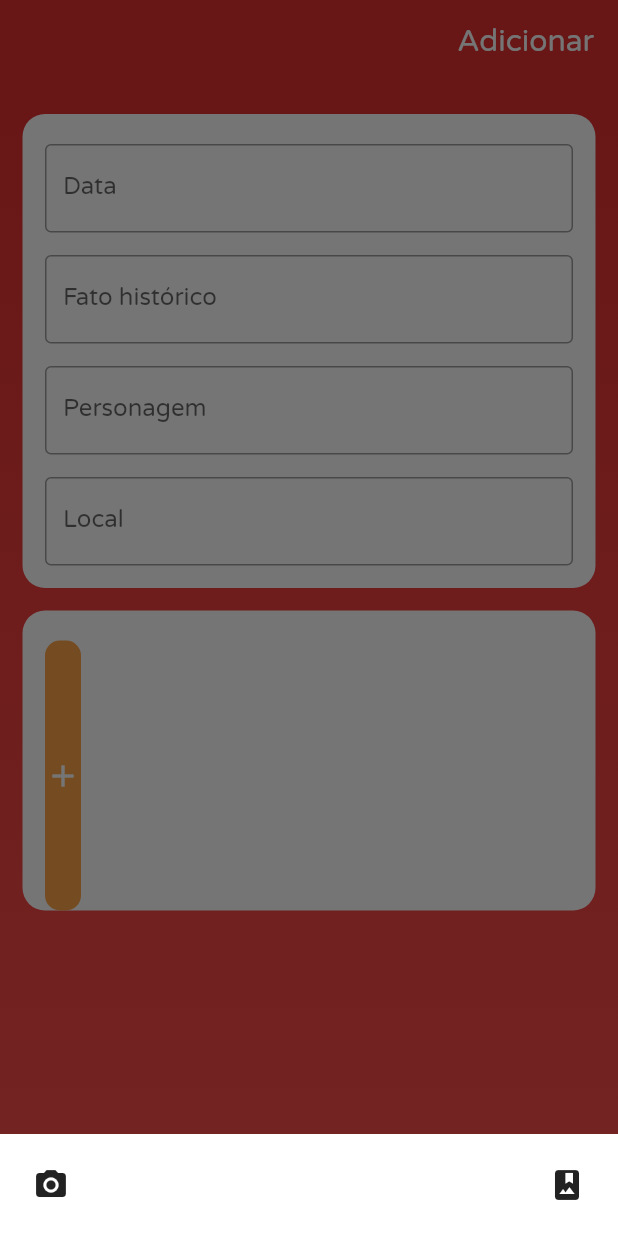
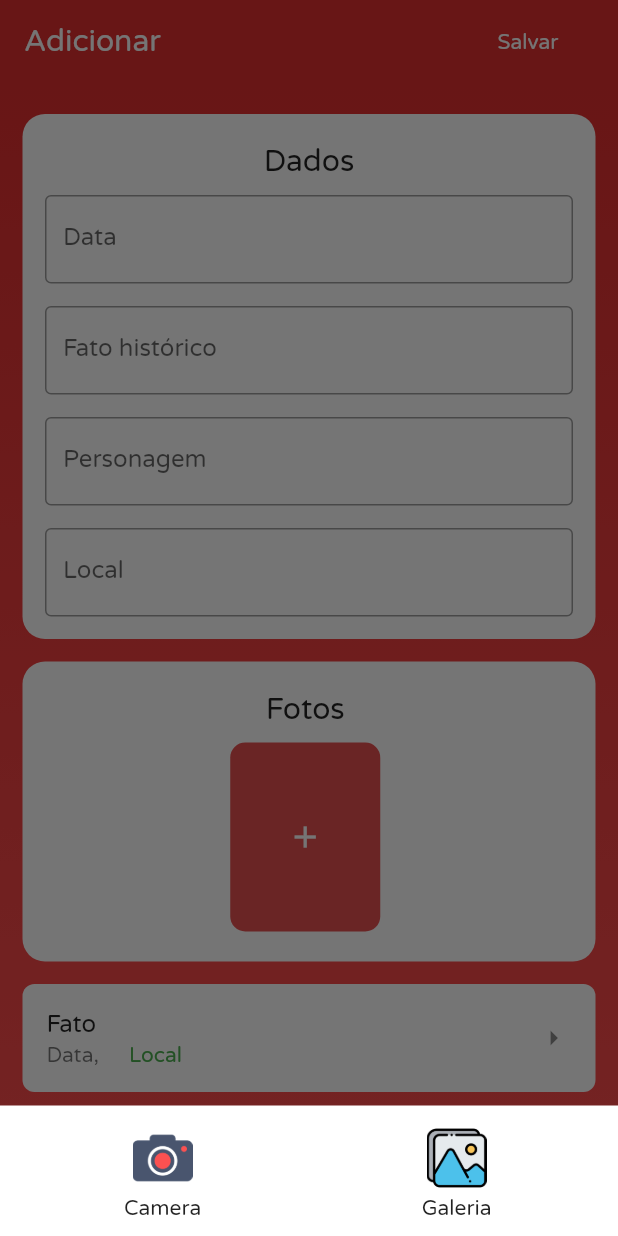
Before and after one commit to victor337/vc-na-historia, a Flutter app: the screen it shows after launch, after a tap on the "add" icon, on a phone screen of 412 x 824 dp. Run offline on Flutter 3.47's test engine with Material 2 defaults, Android fonts, the phone set to English and light mode, and no system bars; our stand-ins replace brasil_fields, gallery_saver, get, image_picker, permission_handler.

```diff
--- a/lib/controllers/form_controller.dart
+++ b/lib/controllers/form_controller.dart
@@ -1,11 +1,23 @@
 import 'dart:io';
 
 import 'package:get/get.dart';
+import 'package:vcnahistoria/models/tile_facts.dart';
 
 
 class FormController extends GetxController {
 
   List<File> images = [];
+  List<TileFacts> facts = [];
+
+  void addFact(TileFacts newFact){
+    facts.add(newFact);
+    update();
+  }
+
+  void removeFact(int index){
+    facts.removeAt(index);
+    update();
+  }
 
   bool isLoadingImages = false;
   void setLoadingImages(){
@@ -47,5 +59,13 @@ class FormController extends GetxController {
     update();
   }
 
+  void cleanAll(){
+    images = [];
+    data = '';
+    fato = '';
+    person = '';
+    local = '';
+    update();
+  }
 
 }
--- a/lib/main.dart
+++ b/lib/main.dart
@@ -11,7 +11,7 @@ void main() {
           primaryColor: Colors.red,
           fontFamily: 'VarelaRound'
         ),
-        defaultTransition: Transition.size,
+        defaultTransition: Transition.topLevel,
         getPages: [
           GetPage(name: '/home', page: () => HomeScreen())
         ],
--- /dev/null
+++ b/lib/models/tile_facts.dart
@@ -0,0 +1,24 @@
+import 'dart:io';
+
+import 'package:flutter/cupertino.dart';
+
+class TileFacts {
+
+  String date;
+  String saveData;
+  String fact;
+  String character;
+  String local;
+  List<File> images;
+
+  TileFacts({
+    @required this.date,
+    @required this.saveData,
+    @required this.fact,
+    @required this.character,
+    @required this.local,
+    @required this.images,
+  });
+
+
+}
--- a/lib/views/home/common/add_photo.dart
+++ b/lib/views/home/common/add_photo.dart
@@ -18,6 +18,9 @@ class AddPhoto extends StatelessWidget {
   Widget build(BuildContext context) {
 
     Future<void> saveImage(int font)async{
+
+      await Permission.camera.request();
+      await Permission.storage.request();
 
       if(await Permission.camera.request().isDenied ||
         await Permission.storage.request().isDenied){
@@ -89,18 +92,9 @@ class AddPhoto extends StatelessWidget {
           );
           return;
         }
+
         final File file = File(pickedFile.path);
-        final bool sucess = await GallerySaver.saveImage(file.path);
-        if(sucess){
         addImage(file);
-        } else {
-          Get.snackbar(
-            'Erro',
-            'Não foi possível salvar a imagem',
-            backgroundColor: Colors.red
-          );
-        }
-
       }
 
     }
@@ -116,25 +110,47 @@ class AddPhoto extends StatelessWidget {
                 color: Colors.white,
                 child: Row(
                   mainAxisSize: MainAxisSize.min,
-                  mainAxisAlignment: MainAxisAlignment.spaceBetween,
+                  mainAxisAlignment: MainAxisAlignment.spaceAround,
                   children: <Widget>[
-                    IconButton(
-                      icon: const Icon(Icons.photo_camera),
-                      onPressed: ()async{
+                    Column(
+                      mainAxisSize: MainAxisSize.min,
+                      children: [
+                        GestureDetector(
+                          onTap: ()async{
                             Navigator.of(context).pop();
                             orderController.setLoadingImages();
                             await saveImage(1);
                             orderController.setLoadingImages();
                           },
+                          child: Container(
+                            height: 50,
+                            padding: const EdgeInsets.all(5),
+                            child: Image.asset('assets/camera.png'),
                           ),
-                    IconButton(
-                      icon: const Icon(Icons.photo_album),
-                      onPressed: ()async{
+                        ),
+                        const Text('Camera')
+                      ],
+                    ),
+                    Column(
+                      mainAxisSize: MainAxisSize.min,
+                      children: [
+                        GestureDetector(
+                          onTap: ()async{
                             Navigator.of(context).pop();
                             orderController.setLoadingImages();
                             await saveImage(2);
                             orderController.setLoadingImages();
                           },
+                          child: Container(
+                            height: 50,
+                            padding: const EdgeInsets.all(5),
+                            child: Image.asset('assets/gallery.png'),
+                          ),
+                        ),
+                        const Text(
+                          'Galeria'
+                        ),
+                      ],
                     ),
                   ],
                 ),
@@ -142,8 +158,9 @@ class AddPhoto extends StatelessWidget {
             );
           },
           child: Container(
+            width: 100,
             decoration: BoxDecoration(
-              color: const Color.fromARGB(230, 255, 153, 51,),
+              color: const Color.fromARGB(230, 230, 62, 62,),
               borderRadius: BorderRadius.circular(10)
             ),
             child: const Icon(Icons.add, color: Colors.white,),
--- a/lib/views/home/common/list_images.dart
+++ b/lib/views/home/common/list_images.dart
@@ -20,7 +20,9 @@ class ListImages extends StatelessWidget {
   Widget build(BuildContext context) {
     return GetBuilder<FormController>(
       builder: (orderController){
-        return GestureDetector(
+        return Container(
+          margin: const EdgeInsets.only(right: 10),
+          child: GestureDetector(
             onLongPress: (){
               showDialog(
                 context: context,
@@ -56,6 +58,7 @@ class ListImages extends StatelessWidget {
               path,
               fit: BoxFit.cover,
             ),
+          ),
         );
       }
     );
--- a/lib/views/home/components/form_all.dart
+++ b/lib/views/home/components/form_all.dart
@@ -26,6 +26,13 @@ class FormAll extends StatelessWidget {
         builder: (formControll){
           return Column(
             children: [
+              const Text(
+                'Dados',
+                style: TextStyle(
+                  fontSize: 20
+                ),
+              ),
+              const SizedBox(height: 10,),
               CustomFormField(
                 hintText: 'XX/XX/XXXX',
                 labelText: 'Data',
--- a/lib/views/home/components/photos_fomr.dart
+++ b/lib/views/home/components/photos_fomr.dart
@@ -10,14 +10,26 @@ class PhotosForm extends StatelessWidget {
   Widget build(BuildContext context) {
     return Container(
       height: 200,
-      padding: const EdgeInsets.fromLTRB(15, 20, 15, 0),
+      padding: const EdgeInsets.fromLTRB(10, 20, 15, 20),
       decoration: BoxDecoration(
         color: Colors.white,
         borderRadius: BorderRadius.circular(15)
       ),
       child: GetBuilder<FormController>(
         builder: (formControll){
-          return ListView.builder(
+          return Column(
+            mainAxisSize: MainAxisSize.min,
+            children: [
+              const Text(
+                'Fotos',
+                style: TextStyle(
+                  fontSize: 20
+                ),
+              ),
+              const SizedBox(height: 10,),
+              Expanded(
+                child: ListView.builder(
+                  shrinkWrap: true,
                   scrollDirection: Axis.horizontal,
                   itemCount: formControll.images.length + 1,
                   itemBuilder: (ctx, index){
@@ -35,6 +47,9 @@ class PhotosForm extends StatelessWidget {
                       );
                     }
                   }
+                ),
+              ),
+            ],
           );
         },
       ),
--- /dev/null
+++ b/lib/views/home/components/preview.dart
@@ -0,0 +1,39 @@
+import 'package:flutter/material.dart';
+import 'package:get/get.dart';
+import 'package:vcnahistoria/controllers/form_controller.dart';
+
+class Preview extends StatelessWidget {
+  @override
+  Widget build(BuildContext context) {
+    return GetBuilder<FormController>(
+      builder: (formControll){
+        return Container(
+          decoration: BoxDecoration(
+            borderRadius: BorderRadius.circular(8),
+            color: Colors.white,
+          ),
+          child: ListTile(
+            title: Text(
+              formControll.fato??'Fato',
+            ),
+            subtitle: Row(
+              children: [
+                Text(
+                  formControll.data??'Data,'
+                ),
+                const SizedBox(width: 20,),
+                Text(
+                  formControll.local??'Local',
+                  style: const TextStyle(
+                    color: Colors.green
+                  ),
+                ),
+              ],
+            ),
+            trailing: const Icon(Icons.arrow_right),
+          ),
+        );
+      },
+    );
+  }
+}
--- a/lib/views/home/home_screen.dart
+++ b/lib/views/home/home_screen.dart
@@ -1,7 +1,12 @@
 
 import 'package:flutter/material.dart';
+import 'package:get/get.dart';
+import 'package:vcnahistoria/controllers/form_controller.dart';
+import 'package:vcnahistoria/models/tile_facts.dart';
+import 'package:vcnahistoria/views/historic/historic_screen.dart';
 import 'package:vcnahistoria/views/home/components/form_all.dart';
 import 'package:vcnahistoria/views/home/components/photos_fomr.dart';
+import 'package:vcnahistoria/views/home/components/preview.dart';
 
 
 class HomeScreen extends StatelessWidget {
@@ -13,13 +18,41 @@ class HomeScreen extends StatelessWidget {
           backgroundColor: const Color(0xffe33030),
           elevation: 0,
           title: Row(
-            mainAxisAlignment: MainAxisAlignment.end,
-            children: const [
-              Text(
+            mainAxisAlignment: MainAxisAlignment.spaceBetween,
+            children: [
+              const Text(
                 'Adicionar',
                 style: TextStyle(
                   color: Colors.white
                 ),
+              ),
+              GetBuilder<FormController>(
+                init: FormController(),
+                builder: (formControll){
+                  return FlatButton(
+                    onPressed: (){
+
+                      final TileFacts newFact = TileFacts(
+                        date: formControll.data,
+                        saveData: DateTime.now().toString(),
+                        fact: formControll.fato,
+                        character: formControll.person,
+                        local: formControll.local,
+                        images: formControll.images
+                      );
+
+                      formControll.addFact(newFact);
+
+                      Get.to(HistoricScreen());
+                    },
+                    child: const Text(
+                      'Salvar',
+                      style: TextStyle(
+                        color: Colors.white
+                      ),
+                    ),
+                  );
+                },
               ),
             ],
           ),
@@ -41,6 +74,8 @@ class HomeScreen extends StatelessWidget {
               FormAll(),
               const SizedBox(height: 15,),
               PhotosForm(),
+              const SizedBox(height: 15,),
+              Preview(),
             ],
           ),
         ),
--- a/pubspec.yaml
+++ b/pubspec.yaml
@@ -55,6 +55,8 @@ flutter:
   uses-material-design: true
 
   # To add assets to your application, add an assets section, like this:
+  assets:
+    - assets/
   # assets:
   #   - images/a_dot_burr.jpeg
   #   - images/a_dot_ham.jpeg
```
Also changed, not shown: lib/views/details/details_screen.dart (added, +63 -0 lines), lib/views/historic/components/facts_widget.dart (added, +80 -0 lines), lib/views/historic/historic_screen.dart (added, +40 -0 lines), assets/camera.png (added), assets/gallery.png (added). Lines whose indentation alone changed are shown as unchanged.
